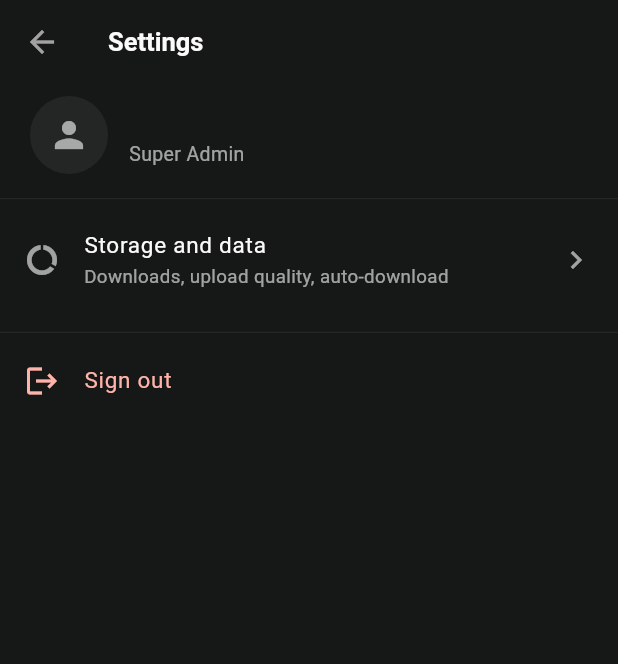
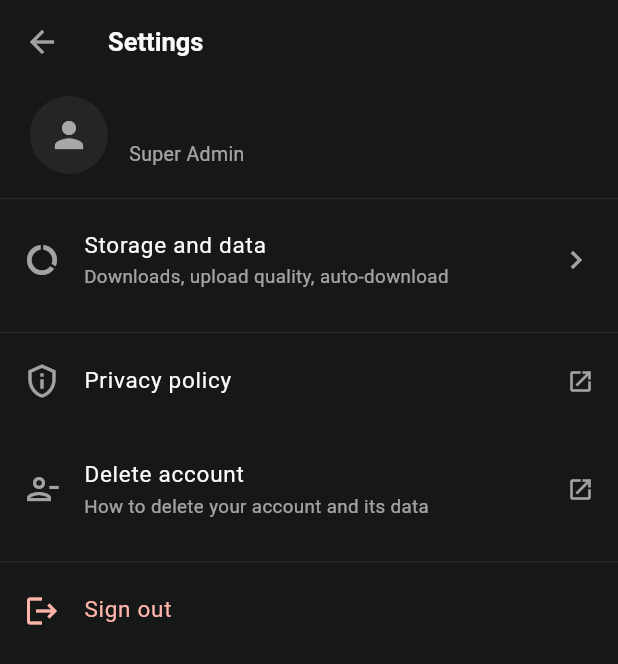
Before and after one commit to esoscalesoft2-source/woochat-app, a Flutter app: the SettingsScreen screen opened directly with empty values, on a phone screen of 412 x 824 dp. Shown: the top 664 px of the screen. Run offline on Flutter 3.47's test engine with Material 3 defaults, Android fonts, the phone set to English and light mode, and no system bars; our stand-ins replace connectivity_plus, cross_file, emoji_picker_flutter, file_picker, flutter_contacts, go_router and 7 more; missing offline and left inert: dart:js_interop, flutter_webrtc, pdfrx, record; accounts and stored records are empty.

Commit message:
Settings: Privacy policy and Delete account
Google Play asks an app that lets people sign up to link its privacy policy
and a way to delete the account from inside the app. Both rows open the
published pages on the web app in the browser, so the app never shows an
out-of-date copy.

Co-Authored-By: Claude Opus 5.5 <noreply@anthropic.com>

```diff
--- a/woochat_mobile/lib/src/core/constants.dart
+++ b/woochat_mobile/lib/src/core/constants.dart
@@ -119,6 +119,18 @@ class Db {
   static const String chatCheckedByTeamFn = 'chat_checked_by_team';
 }
 
+/// The public pages on the web app that Google Play and the App Store ask the
+/// app itself to link to.
+class LegalUrls {
+  const LegalUrls._();
+  static const String privacy = 'https://woochat.esowolf.in/privacy';
+
+  /// How to delete an account and what goes — required in-app for any app
+  /// that lets people sign up.
+  static const String deleteAccount =
+      'https://woochat.esowolf.in/delete-account';
+}
+
 /// `messages.direction` values.
 class MessageDirection {
   const MessageDirection._();
--- a/woochat_mobile/lib/src/features/shell/settings_screen.dart
+++ b/woochat_mobile/lib/src/features/shell/settings_screen.dart
@@ -1,12 +1,15 @@
 import 'package:flutter/material.dart';
+import 'package:url_launcher/url_launcher.dart';
 
+import '../../core/constants.dart';
 import '../../models/tenant_context.dart';
 import '../../theme/wa_colors.dart';
 import '../chat/widgets/confirm_dialog.dart';
 import 'storage_data_screen.dart';
 
-/// The ⚙ beside Refresh: who is signed in, Storage and data, and the way
-/// out — WhatsApp's settings, cut to what this app has.
+/// The ⚙ beside Refresh: who is signed in, Storage and data, the privacy
+/// policy and account deletion, and the way out — WhatsApp's settings, cut to
+/// what this app has.
 Future<void> showSettingsScreen(
   BuildContext context, {
   required TenantContext tenantContext,
@@ -14,10 +17,8 @@ Future<void> showSettingsScreen(
 }) {
   return Navigator.of(context).push<void>(
     MaterialPageRoute<void>(
-      builder: (context) => SettingsScreen(
-        tenantContext: tenantContext,
-        onSignOut: onSignOut,
-      ),
+      builder: (context) =>
+          SettingsScreen(tenantContext: tenantContext, onSignOut: onSignOut),
     ),
   );
 }
@@ -47,6 +48,19 @@ class _SettingsScreenState extends State<SettingsScreen> {
     if (!sure || !mounted) return;
     Navigator.of(context).pop();
     await widget.onSignOut();
+  }
+
+  /// The privacy and delete-account pages live on the web app; open them in
+  /// the browser so they are always the published version.
+  Future<void> _openPage(String url) async {
+    final opened = await launchUrl(
+      Uri.parse(url),
+      mode: LaunchMode.externalApplication,
+    );
+    if (!opened && mounted) {
+      ScaffoldMessenger.of(context)
+          .showSnackBar(SnackBar(content: Text('Could not open $url')));
+    }
   }
 
   @override
@@ -116,6 +130,24 @@ class _SettingsScreenState extends State<SettingsScreen> {
           const SizedBox(height: 8),
           const Divider(height: 1, color: Wa.divider),
           _Row(
+            key: const ValueKey<String>('settings-privacy'),
+            icon: Icons.privacy_tip_outlined,
+            title: 'Privacy policy',
+            trailingIcon: Icons.open_in_new,
+            onTap: () => _openPage(LegalUrls.privacy),
+          ),
+          _Row(
+            key: const ValueKey<String>('settings-delete-account'),
+            icon: Icons.person_remove_outlined,
+            title: 'Delete account',
+            subtitle: 'How to delete your account and its data',
+            trailingIcon: Icons.open_in_new,
+            onTap: () => _openPage(LegalUrls.deleteAccount),
+          ),
+
+          const SizedBox(height: 8),
+          const Divider(height: 1, color: Wa.divider),
+          _Row(
             key: const ValueKey<String>('settings-sign-out'),
             icon: Icons.logout,
             iconColor: Wa.error,
@@ -139,6 +171,7 @@ class _Row extends StatelessWidget {
     this.iconColor = Wa.icon,
     this.titleColor = Wa.title,
     this.chevron = false,
+    this.trailingIcon,
   });
 
   final IconData icon;
@@ -150,6 +183,9 @@ class _Row extends StatelessWidget {
 
   /// Opens another page, so say so.
   final bool chevron;
+
+  /// Shown at the end instead of the chevron — the ↗ for a web page.
+  final IconData? trailingIcon;
 
   @override
   Widget build(BuildContext context) {
@@ -163,7 +199,11 @@ class _Row extends StatelessWidget {
               subtitle!,
               style: const TextStyle(color: Wa.secondaryText, fontSize: 12.5),
             ),
-      trailing: chevron ? const Icon(Icons.chevron_right, color: Wa.icon) : null,
+      trailing: trailingIcon != null
+          ? Icon(trailingIcon, color: Wa.icon, size: 18)
+          : chevron
+          ? const Icon(Icons.chevron_right, color: Wa.icon)
+          : null,
     );
   }
 }
```
Also changed, not shown: 1 other file. Lines whose indentation alone changed are shown as unchanged.
